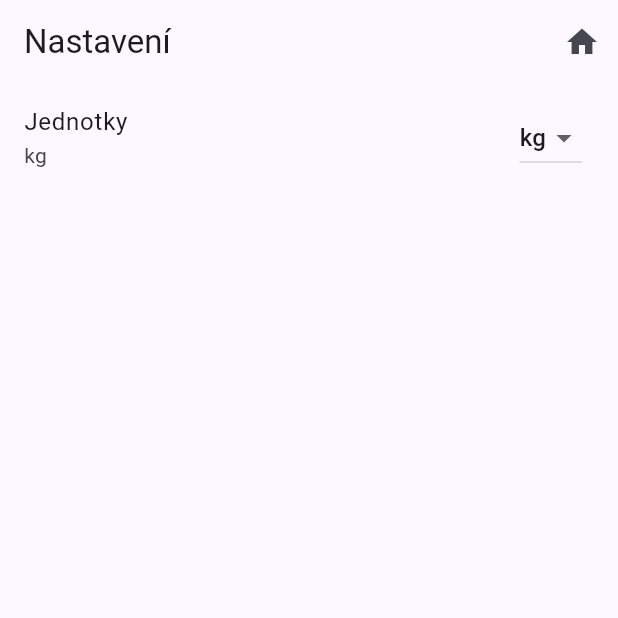
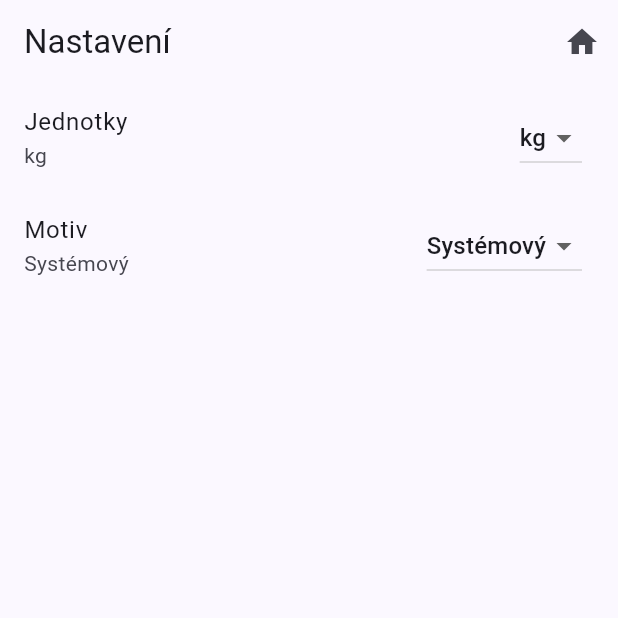
Before and after one commit to Majkownica2000/zapis_vah, a Flutter app: the SettingsScreen screen opened by its route, on a phone screen of 412 x 824 dp, the top half of it. Run offline on Flutter 3.47's test engine with Material 3 defaults, Android fonts, the phone set to English and light mode, and no system bars; our stand-ins replace flutter_riverpod, go_router, shared_preferences, sqflite; accounts and stored records are empty.

Commit message:
Add dark mode toggle in settings

```diff
--- a/lib/app.dart
+++ b/lib/app.dart
@@ -1,16 +1,22 @@
 import 'package:flutter/material.dart';
+import 'package:flutter_riverpod/flutter_riverpod.dart';
 
 import 'core/router/app_router.dart';
 import 'core/theme/app_theme.dart';
+import 'features/settings/presentation/settings_controller.dart';
 
-class ZapisVahApp extends StatelessWidget {
+class ZapisVahApp extends ConsumerWidget {
   const ZapisVahApp({super.key});
 
   @override
-  Widget build(BuildContext context) {
+  Widget build(BuildContext context, WidgetRef ref) {
+    final settings = ref.watch(settingsControllerProvider);
+    final themeMode = settings.valueOrNull?.themeMode ?? ThemeMode.system;
     return MaterialApp.router(
       title: 'Zápis váh',
       theme: AppTheme.light(),
+      darkTheme: AppTheme.dark(),
+      themeMode: themeMode,
       routerConfig: appRouter,
       debugShowCheckedModeBanner: false,
     );
--- a/lib/features/settings/presentation/settings_screen.dart
+++ b/lib/features/settings/presentation/settings_screen.dart
@@ -3,6 +3,17 @@ import 'package:flutter_riverpod/flutter_riverpod.dart';
 import 'package:go_router/go_router.dart';
 
 import 'settings_controller.dart';
+
+String _themeLabel(ThemeMode mode) {
+  switch (mode) {
+    case ThemeMode.light:
+      return 'Světlý';
+    case ThemeMode.dark:
+      return 'Tmavý';
+    case ThemeMode.system:
+      return 'Systémový';
+  }
+}
 
 class SettingsScreen extends ConsumerWidget {
   const SettingsScreen({super.key});
@@ -42,6 +53,23 @@ class SettingsScreen extends ConsumerWidget {
                 },
               ),
             ),
+            ListTile(
+              title: const Text('Motiv'),
+              subtitle: Text(_themeLabel(s.themeMode)),
+              trailing: DropdownButton<ThemeMode>(
+                value: s.themeMode,
+                items: const [
+                  DropdownMenuItem(value: ThemeMode.system, child: Text('Systémový')),
+                  DropdownMenuItem(value: ThemeMode.light, child: Text('Světlý')),
+                  DropdownMenuItem(value: ThemeMode.dark, child: Text('Tmavý')),
+                ],
+                onChanged: (v) {
+                  if (v != null) {
+                    ref.read(settingsControllerProvider.notifier).setThemeMode(v);
+                  }
+                },
+              ),
+            ),
           ],
         ),
       ),
```
Also changed, not shown: lib/core/theme/app_theme.dart (+11 -0 lines), lib/features/settings/data/settings_repository.dart (+26 -0 lines), lib/features/settings/presentation/settings_controller.dart (+19 -3 lines).
